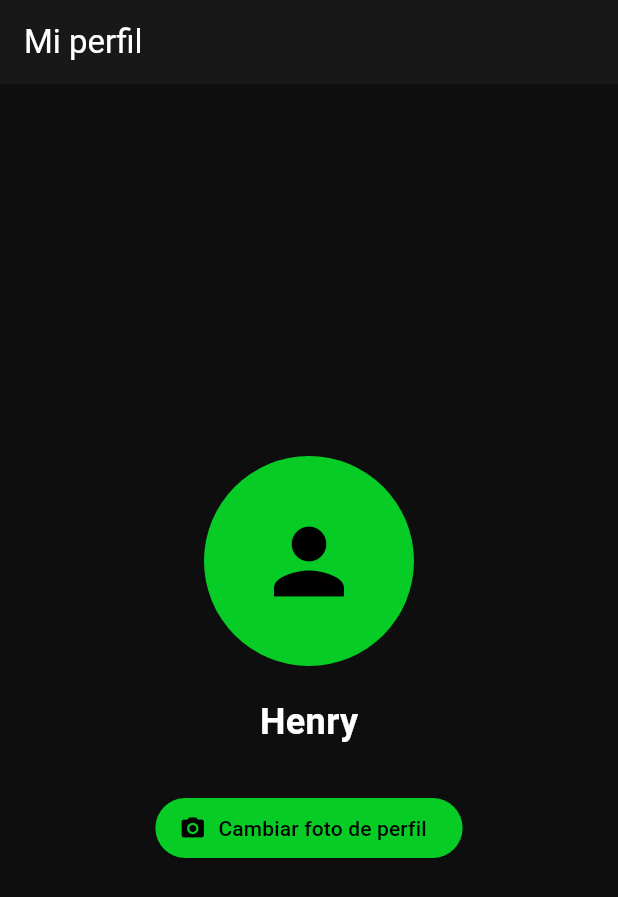
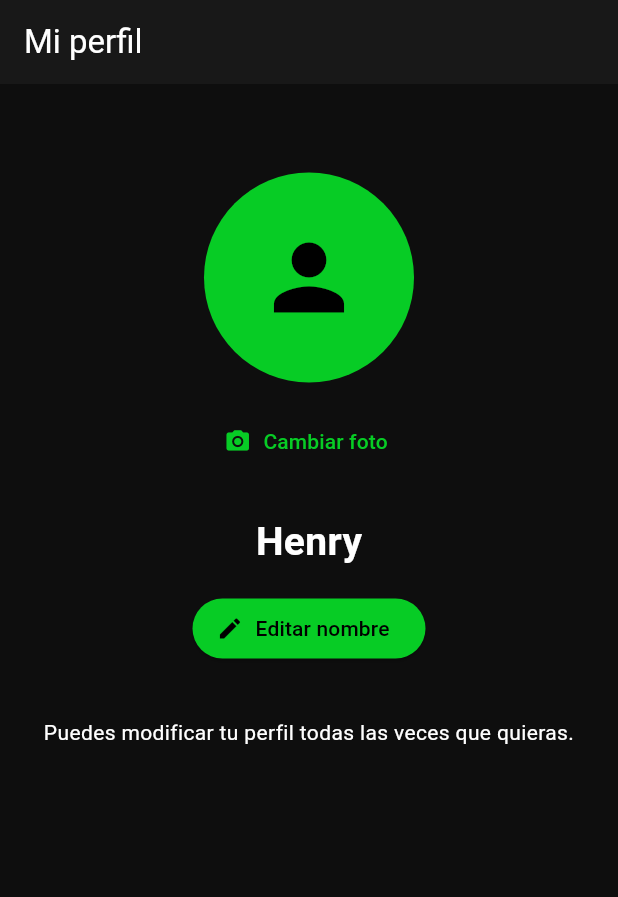
Before and after one commit to alexpe07-uvg/Proyecto-de-Curso-POO---Grupo-3, a Flutter app: the screen it shows after launch, after a tap on the "person" icon, on a phone screen of 412 x 824 dp. Shown: the top 897 px of the screen. Run offline on Flutter 3.47's test engine with Material 3 defaults, Android fonts, the light colour scheme and no system bars; our stand-ins replace image_picker, shared_preferences.

Commit message:
Se modifico el perfil para permitir el cambio del nombre y la foto del usuario

```diff
--- a/lib/ver_perfil/crear_perfil_model.dart
+++ b/lib/ver_perfil/crear_perfil_model.dart
@@ -6,4 +6,12 @@ class VerPerfilModel {
     required this.nombre,
     this.rutaFotoPerfil,
   });
+
+  void cambiarNombre(String nuevoNombre) {
+    nombre = nuevoNombre;
+  }
+
+  void cambiarFoto(String? nuevaRuta) {
+    rutaFotoPerfil = nuevaRuta;
+  }
 }
--- a/lib/ver_perfil/ver_perfil_controller.dart
+++ b/lib/ver_perfil/ver_perfil_controller.dart
@@ -1,23 +1,106 @@
+import 'dart:io';
 import 'package:image_picker/image_picker.dart';
+import 'package:path_provider/path_provider.dart';
+import 'package:shared_preferences/shared_preferences.dart';
+
 import 'crear_perfil_model.dart';
 
 class VerPerfilController {
   final VerPerfilModel perfil;
-
   final ImagePicker _imagePicker = ImagePicker();
 
   VerPerfilController(this.perfil);
 
+  // Cargar los datos guardados del perfil
+  Future<void> cargarPerfil() async {
+    final prefs = await SharedPreferences.getInstance();
+
+    perfil.nombre =
+        prefs.getString('perfil_nombre') ?? perfil.nombre;
+
+    perfil.rutaFotoPerfil = prefs.getString('perfil_foto');
+  }
+
+  // Cambiar el nombre del usuario
+  Future<void> cambiarNombre(String nuevoNombre) async {
+    final nombre = nuevoNombre.trim();
+
+    if (nombre.isEmpty) {
+      throw ArgumentError('El nombre no puede estar vacío');
+    }
+
+    final prefs = await SharedPreferences.getInstance();
+
+    await prefs.setString('perfil_nombre', nombre);
+    perfil.cambiarNombre(nombre);
+  }
+
+  // Seleccionar y guardar una nueva foto
   Future<bool> cambiarFotoPerfil() async {
     final XFile? imagen = await _imagePicker.pickImage(
       source: ImageSource.gallery,
+      imageQuality: 85,
     );
 
-    if (imagen != null) {
-      perfil.rutaFotoPerfil = imagen.path;
-      return true;
+    if (imagen == null) {
+      return false;
     }
 
-    return false;
+    final directorio = await getApplicationDocumentsDirectory();
+
+    final carpeta = Directory(
+      '${directorio.path}/fotos_perfil',
+    );
+
+    await carpeta.create(recursive: true);
+
+    final extension = imagen.path.split('.').last.toLowerCase();
+
+    final rutaNueva =
+        '${carpeta.path}/perfil_${DateTime.now().microsecondsSinceEpoch}.$extension';
+
+    final archivo = await File(imagen.path).copy(rutaNueva);
+
+    final prefs = await SharedPreferences.getInstance();
+    await prefs.setString('perfil_foto', archivo.path);
+
+    final rutaAnterior = perfil.rutaFotoPerfil;
+    perfil.cambiarFoto(archivo.path);
+
+    if (rutaAnterior != null && rutaAnterior != archivo.path) {
+      final anterior = File(rutaAnterior);
+
+      if (await anterior.exists()) {
+        try {
+          await anterior.delete();
+        } catch (_) {
+          // La nueva foto ya está guardada.
+        }
+      }
+    }
+
+    return true;
+  }
+
+  // Eliminar la foto del perfil
+  Future<void> eliminarFotoPerfil() async {
+    final prefs = await SharedPreferences.getInstance();
+
+    await prefs.remove('perfil_foto');
+
+    final rutaAnterior = perfil.rutaFotoPerfil;
+    perfil.cambiarFoto(null);
+
+    if (rutaAnterior != null) {
+      final archivo = File(rutaAnterior);
+
+      if (await archivo.exists()) {
+        try {
+          await archivo.delete();
+        } catch (_) {
+          // El perfil ya no utiliza esa fotografía.
+        }
+      }
+    }
   }
 }
--- a/lib/ver_perfil/ver_perfil_view.dart
+++ b/lib/ver_perfil/ver_perfil_view.dart
@@ -1,13 +1,11 @@
 import 'dart:io';
 import 'package:flutter/material.dart';
-
+import 'package:proyecto_poo/ver_perfil/ver_perfil_controller.dart';
 import 'crear_perfil_model.dart';
-import 'ver_perfil_controller.dart';
+import 'ver_perfil_controllerUU8.dart';
 
 class VerPerfilView extends StatefulWidget {
-  const VerPerfilView({
-    super.key,
-  });
+  const VerPerfilView({super.key});
 
   @override
   State<VerPerfilView> createState() => _VerPerfilViewState();
@@ -17,22 +15,120 @@ class _VerPerfilViewState extends State<VerPerfilView> {
   late VerPerfilModel perfil;
   late VerPerfilController controller;
 
+  bool cargando = true;
+
   @override
   void initState() {
     super.initState();
 
-    perfil = VerPerfilModel(
-      nombre: "Henry",
+    perfil = VerPerfilModel(nombre: "Henry");
+    controller = VerPerfilController(perfil);
+
+    cargarDatos();
+  }
+
+  Future<void> cargarDatos() async {
+    try {
+      await controller.cargarPerfil();
+    } catch (e) {
+      mostrarMensaje("No se pudo cargar el perfil");
+    }
+
+    if (!mounted) return;
+
+    setState(() {
+      cargando = false;
+    });
+  }
+
+  void mostrarMensaje(String mensaje) {
+    if (!mounted) return;
+
+    ScaffoldMessenger.of(context).showSnackBar(
+      SnackBar(content: Text(mensaje)),
     );
-
-    controller = VerPerfilController(perfil);
   }
 
   Future<void> seleccionarFoto() async {
+    try {
       bool cambio = await controller.cambiarFotoPerfil();
+
+      if (!mounted) return;
 
       if (cambio) {
         setState(() {});
+        mostrarMensaje("Foto actualizada correctamente");
+      }
+    } catch (e) {
+      mostrarMensaje("No se pudo cambiar la foto");
+    }
+  }
+
+  Future<void> eliminarFoto() async {
+    try {
+      await controller.eliminarFotoPerfil();
+
+      if (!mounted) return;
+
+      setState(() {});
+      mostrarMensaje("Foto eliminada");
+    } catch (e) {
+      mostrarMensaje("No se pudo eliminar la foto");
+    }
+  }
+
+  Future<void> editarNombre() async {
+    final texto = TextEditingController(
+      text: perfil.nombre,
+    );
+
+    final nuevoNombre = await showDialog<String>(
+      context: context,
+      builder: (context) {
+        return AlertDialog(
+          title: const Text("Editar nombre"),
+          content: TextField(
+            controller: texto,
+            autofocus: true,
+            maxLength: 50,
+            decoration: const InputDecoration(
+              labelText: "Nombre",
+              prefixIcon: Icon(Icons.person),
+            ),
+          ),
+          actions: [
+            TextButton(
+              onPressed: () => Navigator.pop(context),
+              child: const Text("Cancelar"),
+            ),
+            ElevatedButton(
+              onPressed: () {
+                final nombre = texto.text.trim();
+
+                if (nombre.isNotEmpty) {
+                  Navigator.pop(context, nombre);
+                }
+              },
+              child: const Text("Guardar"),
+            ),
+          ],
+        );
+      },
+    );
+
+    texto.dispose();
+
+    if (nuevoNombre == null || !mounted) return;
+
+    try {
+      await controller.cambiarNombre(nuevoNombre);
+
+      if (!mounted) return;
+
+      setState(() {});
+      mostrarMensaje("Nombre actualizado");
+    } catch (e) {
+      mostrarMensaje("No se pudo guardar el nombre");
     }
   }
 
@@ -42,24 +138,28 @@ class _VerPerfilViewState extends State<VerPerfilView> {
       appBar: AppBar(
         title: const Text("Mi perfil"),
       ),
-
-      body: Center(
+      body: cargando
+          ? const Center(
+              child: CircularProgressIndicator(),
+            )
+          : SingleChildScrollView(
+              child: Center(
+                child: Padding(
+                  padding: const EdgeInsets.all(24),
                   child: Column(
-          mainAxisAlignment: MainAxisAlignment.center,
                     children: [
+                      const SizedBox(height: 35),
 
                       GestureDetector(
                         onTap: seleccionarFoto,
-
                         child: CircleAvatar(
                           radius: 70,
-
-                backgroundImage: perfil.rutaFotoPerfil != null
+                          backgroundImage:
+                              perfil.rutaFotoPerfil != null
                                   ? FileImage(
                                       File(perfil.rutaFotoPerfil!),
                                     )
                                   : null,
-
                           child: perfil.rutaFotoPerfil == null
                               ? const Icon(
                                   Icons.person,
@@ -69,26 +169,48 @@ class _VerPerfilViewState extends State<VerPerfilView> {
                         ),
                       ),
 
-            const SizedBox(height: 20),
+                      const SizedBox(height: 15),
+
+                      TextButton.icon(
+                        onPressed: seleccionarFoto,
+                        icon: const Icon(Icons.camera_alt),
+                        label: const Text("Cambiar foto"),
+                      ),
+
+                      if (perfil.rutaFotoPerfil != null)
+                        TextButton.icon(
+                          onPressed: eliminarFoto,
+                          icon: const Icon(Icons.delete),
+                          label: const Text("Eliminar foto"),
+                        ),
+
+                      const SizedBox(height: 25),
 
                       Text(
                         perfil.nombre,
                         style: const TextStyle(
-                fontSize: 24,
+                          fontSize: 26,
                           fontWeight: FontWeight.bold,
                         ),
                       ),
 
-            const SizedBox(height: 30),
+                      const SizedBox(height: 15),
 
                       ElevatedButton.icon(
-              onPressed: seleccionarFoto,
-              icon: const Icon(Icons.camera_alt),
-              label: const Text(
-                "Cambiar foto de perfil",
+                        onPressed: editarNombre,
+                        icon: const Icon(Icons.edit),
+                        label: const Text("Editar nombre"),
+                      ),
+
+                      const SizedBox(height: 35),
+
+                      const Text(
+                        "Puedes modificar tu perfil todas las veces que quieras.",
+                        textAlign: TextAlign.center,
+                      ),
+                    ],
                   ),
                 ),
-          ],
               ),
             ),
     );
```
Lines whose indentation alone changed are shown as unchanged.
